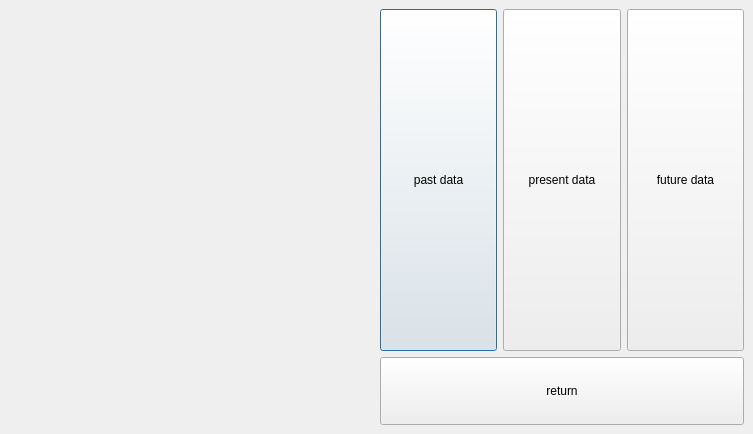
Qt form intermediatewindow.ui (Aalok376/SkyScout) before a commit.
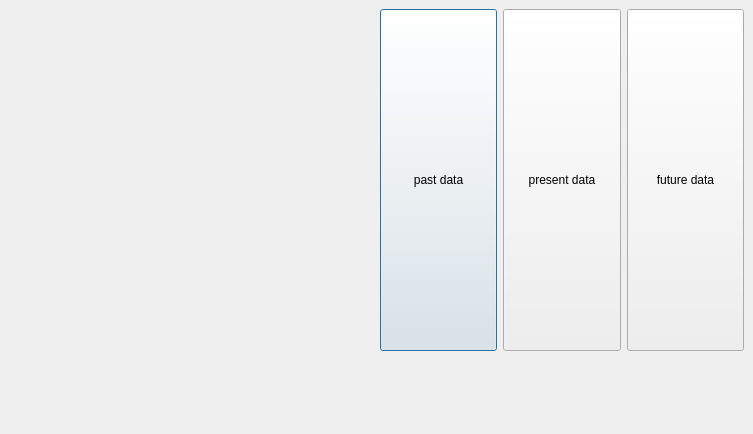
The same form after that commit. Icons and pictures are not drawn.

The edit to the form file:
```diff
--- a/intermediatewindow.ui
+++ b/intermediatewindow.ui
@@ -104,8 +104,12 @@
               <verstretch>0</verstretch>
              </sizepolicy>
             </property>
+            <property name="styleSheet">
+             <string notr="true">background:transparent;
+border:none;</string>
+            </property>
             <property name="text">
-             <string>return</string>
+             <string/>
             </property>
            </widget>
           </item>
```
